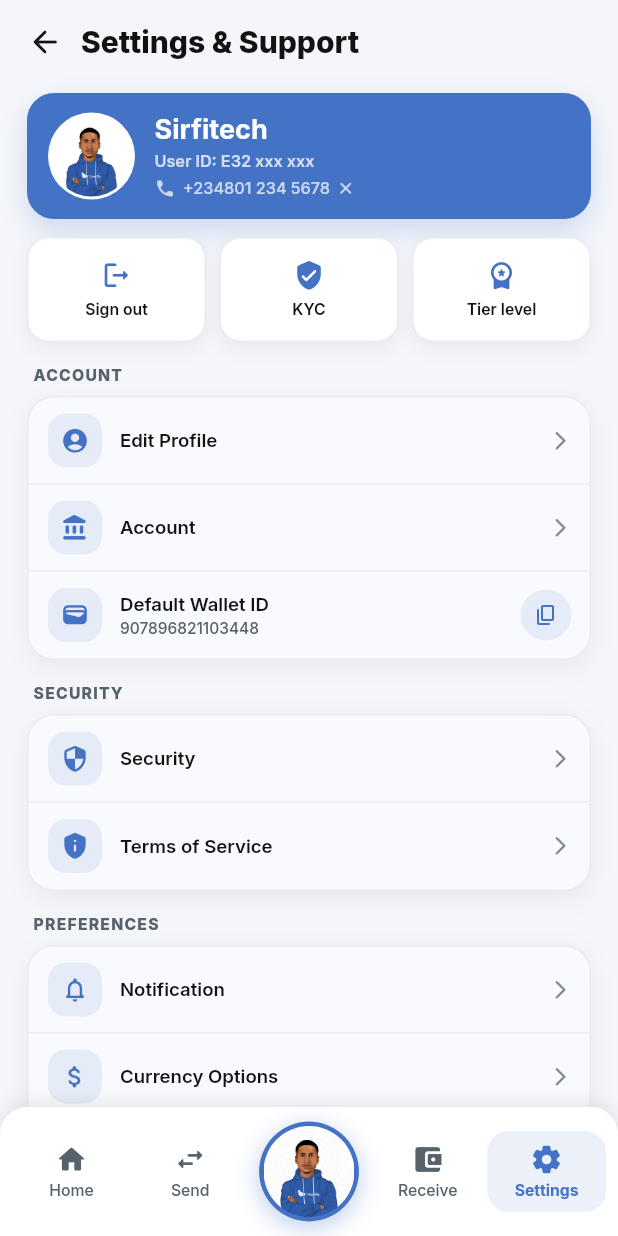
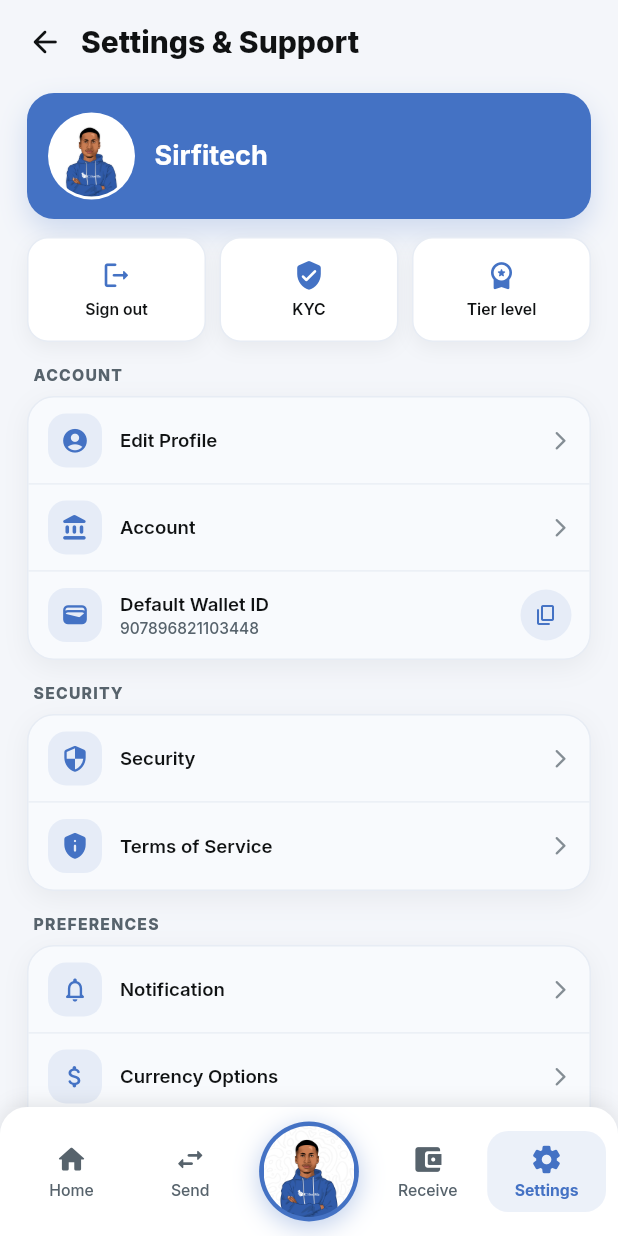
Before and after one commit to 2settlehq/2settle-mobile-app, a Flutter app: the SettingsWidget screen opened by its route, on a phone screen of 412 x 824 dp. Run offline on Flutter 3.47's test engine with Material 3 defaults, Android fonts, the phone set to English and light mode, and no system bars; our stand-ins replace auto_size_text, barcode_widget, cloud_firestore, dropdown_button2, easy_debounce, equatable and 16 more; missing offline and left inert: json_path, mime_type; accounts and stored records are empty; network calls fail.

Commit message:
fix: adjusted the user profile

```diff
--- /dev/null
+++ b/app-source/lib/components/user_avatar.dart
@@ -0,0 +1,30 @@
+import 'package:flutter/material.dart';
+
+/// The account's avatar: the server-provided avatarUrl when there is one,
+/// otherwise the app's default avatar image — also used if avatarUrl is
+/// set but fails to load.
+class UserAvatar extends StatelessWidget {
+  const UserAvatar({
+    super.key,
+    required this.avatarUrl,
+    this.fit = BoxFit.cover,
+  });
+
+  final String avatarUrl;
+  final BoxFit fit;
+
+  static const _fallbackAsset = 'assets/images/a_avatar.png';
+
+  @override
+  Widget build(BuildContext context) {
+    if (avatarUrl.isEmpty) {
+      return Image.asset(_fallbackAsset, fit: fit);
+    }
+    return Image.network(
+      avatarUrl,
+      fit: fit,
+      errorBuilder: (context, error, stackTrace) =>
+          Image.asset(_fallbackAsset, fit: fit),
+    );
+  }
+}
--- a/app-source/lib/pages/settings/settings_widget.dart
+++ b/app-source/lib/pages/settings/settings_widget.dart
@@ -2,7 +2,9 @@ import '/flutter_flow/flutter_flow_icon_button.dart';
 import '/flutter_flow/flutter_flow_theme.dart';
 import '/flutter_flow/flutter_flow_util.dart';
 import '/components/top_notice.dart';
+import '/components/user_avatar.dart';
 import '/index.dart';
+import '/services/auth_service.dart';
 import '/services/mobile_identity_service.dart';
 import 'package:flutter/material.dart';
 import 'package:flutter/services.dart';
@@ -31,6 +33,10 @@ class _SettingsWidgetState extends State<SettingsWidget>
   static const _blue = Color(0xFF4472C4);
   String _displayName = 'Sirfitech';
   String _mobileId = 'Loading...';
+  String _userIdDisplay = '';
+  String _contactValue = '';
+  IconData _contactIcon = Icons.phone_rounded;
+  String _avatarUrl = '';
 
   @override
   void initState() {
@@ -51,6 +57,9 @@ class _SettingsWidgetState extends State<SettingsWidget>
     );
     _loadProfileName();
     _loadMobileId();
+    _loadUserId();
+    _loadContact();
+    _loadAvatar();
   }
 
   @override
@@ -82,15 +91,43 @@ class _SettingsWidgetState extends State<SettingsWidget>
 
   Future<void> _loadProfileName() async {
     final prefs = await SharedPreferences.getInstance();
-    final stored = prefs.getString('2settle_profile_name')?.trim();
+    final stored = prefs.getString('2settle_profile_username')?.trim();
     if (!mounted || stored == null || stored.isEmpty) return;
-    safeSetState(() => _displayName = stored);
+    safeSetState(() =>
+        _displayName = '${stored[0].toUpperCase()}${stored.substring(1)}');
   }
 
   Future<void> _loadMobileId() async {
     final mobileId = await MobileIdentityService.getOrCreateMobileId();
     if (!mounted) return;
     safeSetState(() => _mobileId = mobileId);
+  }
+
+  Future<void> _loadUserId() async {
+    final rawId = await AuthService.getUserId();
+    if (!mounted || rawId == null || rawId.isEmpty) return;
+    safeSetState(() => _userIdDisplay = '2S-$rawId');
+  }
+
+  Future<void> _loadAvatar() async {
+    final avatarUrl = await AuthService.getAvatarUrl();
+    if (!mounted || avatarUrl == null || avatarUrl.isEmpty) return;
+    safeSetState(() => _avatarUrl = avatarUrl);
+  }
+
+  /// Whichever identity the account actually logged in with — email or
+  /// phone — rather than a hardcoded placeholder for one or the other.
+  Future<void> _loadContact() async {
+    final prefs = await SharedPreferences.getInstance();
+    final channel = prefs.getString(MobileIdentityService.loginChannelKey);
+    final identifier = prefs.getString(MobileIdentityService.loginIdentifierKey);
+    if (!mounted || channel == null || identifier == null || identifier.isEmpty) {
+      return;
+    }
+    safeSetState(() {
+      _contactValue = identifier;
+      _contactIcon = channel == 'email' ? Icons.email_rounded : Icons.phone_rounded;
+    });
   }
 
   Widget _section({
@@ -268,10 +305,7 @@ class _SettingsWidgetState extends State<SettingsWidget>
               shape: BoxShape.circle,
             ),
             child: ClipOval(
-              child: Image.asset(
-                'assets/images/a_avatar.png',
-                fit: BoxFit.cover,
-              ),
+              child: UserAvatar(avatarUrl: _avatarUrl),
             ),
           ),
           const SizedBox(width: 13.0),
@@ -295,9 +329,10 @@ class _SettingsWidgetState extends State<SettingsWidget>
                     fontStyle: theme.headlineSmall.fontStyle,
                   ),
                 ),
+                if (_userIdDisplay.isNotEmpty) ...[
                   const SizedBox(height: 4.0),
                   Text(
-                  'User ID: E32 xxx xxx',
+                    'User ID: $_userIdDisplay',
                     maxLines: 1,
                     overflow: TextOverflow.ellipsis,
                     style: GoogleFonts.inter(
@@ -306,31 +341,32 @@ class _SettingsWidgetState extends State<SettingsWidget>
                       fontWeight: FontWeight.w600,
                     ),
                   ),
+                ],
+                if (_contactValue.isNotEmpty) ...[
                   const SizedBox(height: 4.0),
                   Row(
                     children: [
                       Icon(
-                      Icons.phone_rounded,
+                        _contactIcon,
                         color: Colors.white.withValues(alpha: 0.72),
                         size: 14.0,
                       ),
                       const SizedBox(width: 5.0),
-                    Text(
-                      '+234801 234 5678',
+                      Flexible(
+                        child: Text(
+                          _contactValue,
+                          maxLines: 1,
+                          overflow: TextOverflow.ellipsis,
                           style: GoogleFonts.inter(
                             color: Colors.white.withValues(alpha: 0.72),
                             fontSize: 10.8,
                             fontWeight: FontWeight.w500,
                           ),
                         ),
-                    const SizedBox(width: 4.0),
-                    Icon(
-                      Icons.close_rounded,
-                      color: Colors.white.withValues(alpha: 0.72),
-                      size: 13.0,
                       ),
                     ],
                   ),
+                ],
               ],
             ),
           ),
--- a/app-source/lib/services/auth_service.dart
+++ b/app-source/lib/services/auth_service.dart
@@ -22,6 +22,7 @@ class AuthService {
   // Same key profile_details_widget.dart / set_app_passcode_widget.dart
   // read and write, so a name synced here shows up there too.
   static const _usernameKey = '2settle_profile_username';
+  static const _avatarUrlKey = '2settle_profile_avatar_url';
 
   /// [channel] is `'email'` or `'phone'`; [identifier] is the email address
   /// or normalized phone number to send the login code to.
@@ -80,6 +81,7 @@ class AuthService {
             refreshToken: data['refreshToken']?.toString(),
             userId: user is Map ? user['id']?.toString() : null,
             displayName: user is Map ? user['displayName']?.toString() : null,
+            avatarUrl: user is Map ? user['avatarUrl']?.toString() : null,
           );
         }
         return const AuthResult.success();
@@ -118,6 +120,7 @@ class AuthService {
     String? refreshToken,
     String? userId,
     String? displayName,
+    String? avatarUrl,
   }) async {
     final prefs = await SharedPreferences.getInstance();
     if (accessToken != null && accessToken.isNotEmpty) {
@@ -129,10 +132,13 @@ class AuthService {
     if (userId != null && userId.isNotEmpty) {
       await prefs.setString(_userIdKey, userId);
     }
-    // The server has no displayName yet for a brand new phone/email
-    // signup, so don't clobber a username already set locally with null.
+    // The server has no displayName/avatarUrl yet for a brand new
+    // phone/email signup, so don't clobber locally-set values with null.
     if (displayName != null && displayName.isNotEmpty) {
       await prefs.setString(_usernameKey, displayName);
+    }
+    if (avatarUrl != null && avatarUrl.isNotEmpty) {
+      await prefs.setString(_avatarUrlKey, avatarUrl);
     }
   }
 
@@ -160,6 +166,11 @@ class AuthService {
     return prefs.getString(_userIdKey);
   }
 
+  static Future<String?> getAvatarUrl() async {
+    final prefs = await SharedPreferences.getInstance();
+    return prefs.getString(_avatarUrlKey);
+  }
+
   /// Push a profile change to the server and, on success, mirror it into
   /// local storage so the UI reflects it immediately.
   static Future<AuthResult> updateProfile({String? displayName, String? avatarUrl}) async {
@@ -184,9 +195,12 @@ class AuthService {
           )
           .timeout(const Duration(seconds: 12));
       if (response.statusCode >= 200 && response.statusCode < 300) {
+        final prefs = await SharedPreferences.getInstance();
         if (displayName != null && displayName.isNotEmpty) {
-          final prefs = await SharedPreferences.getInstance();
           await prefs.setString(_usernameKey, displayName);
+        }
+        if (avatarUrl != null && avatarUrl.isNotEmpty) {
+          await prefs.setString(_avatarUrlKey, avatarUrl);
         }
         return const AuthResult.success();
       }
```
Also changed, not shown: app-source/lib/pages/profile_details/profile_details_widget.dart (+5 -2 lines). Lines whose indentation alone changed are shown as unchanged.
